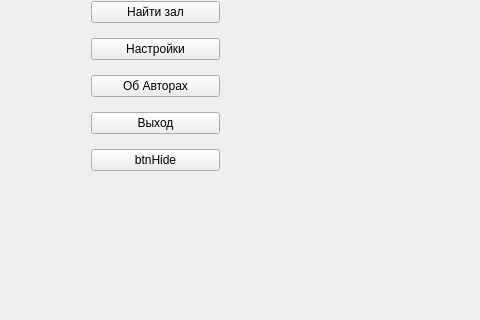
Old version of the form Nayda/Application/Before_The_Game/Before_The_Game.ui in the repository dsbabkov/Nayda; both pictures show x 0 to 480 and y 173 to 493 of the 1244 by 797 pixel window.
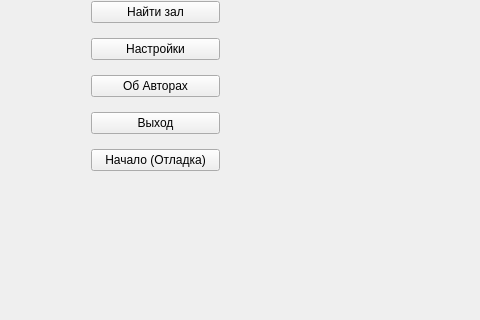
New version of the form.

What changed in the file:
```diff
--- a/Nayda/Application/Before_The_Game/Before_The_Game.ui
+++ b/Nayda/Application/Before_The_Game/Before_The_Game.ui
@@ -55,7 +55,7 @@
      <item row="5" column="0">
       <widget class="QPushButton" name="btnHide">
        <property name="text">
-        <string>btnHide</string>
+        <string>Начало (Отладка)</string>
        </property>
       </widget>
      </item>
```
